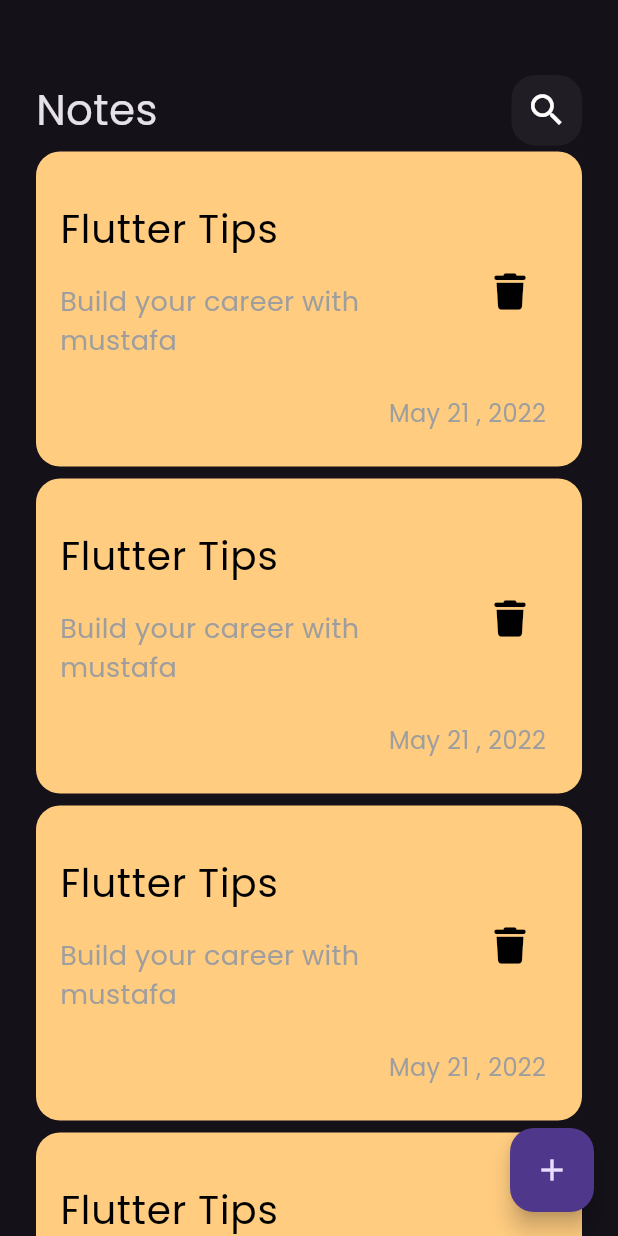
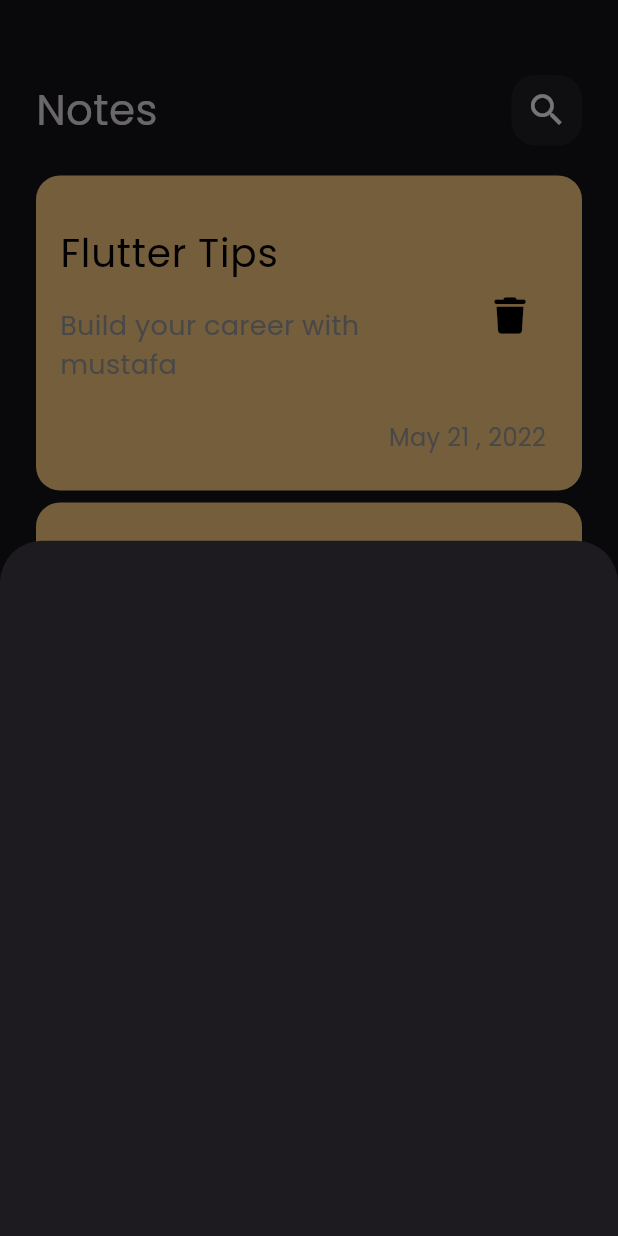
Before and after one commit to MustafaAmmarD/notes_app, a Flutter app: the screen it shows after launch, after a tap on the "add" icon, on a phone screen of 412 x 824 dp. Run offline on Flutter 3.47's test engine with Material 3 defaults, Android fonts, the phone set to English and light mode, and no system bars; our stand-ins replace font_awesome_flutter.

Commit message:
show model bottom sheet

```diff
--- a/lib/views/notes_view.dart
+++ b/lib/views/notes_view.dart
@@ -1,4 +1,5 @@
 import 'package:flutter/material.dart';
+import 'package:notes_app/views/widgets/add_note_bottom_sheet.dart';
 import 'package:notes_app/views/widgets/notes_view_body.dart';
 
 class NotesView extends StatelessWidget {
@@ -7,7 +8,15 @@ class NotesView extends StatelessWidget {
   @override
   Widget build(BuildContext context) {
     return Scaffold(
-      floatingActionButton: FloatingActionButton(onPressed: (){}, child: Icon(Icons.add),),
+      floatingActionButton: FloatingActionButton(onPressed: (){
+
+        showModalBottomSheet(context: context, builder: (context){
+
+          return AddNoteBottomSheet();
+
+        });
+
+      }, child: Icon(Icons.add),),
       body: NotesViewBody()
       );
   }
--- /dev/null
+++ b/lib/views/widgets/add_note_bottom_sheet.dart
@@ -0,0 +1,11 @@
+
+import 'package:flutter/material.dart';
+
+class AddNoteBottomSheet extends StatelessWidget {
+  const AddNoteBottomSheet({super.key});
+
+  @override
+  Widget build(BuildContext context) {
+    return Container();
+  }
+}
--- a/lib/views/widgets/notes_list_view.dart
+++ b/lib/views/widgets/notes_list_view.dart
@@ -7,11 +7,14 @@ class NotesListView extends StatelessWidget {
 
   @override
   Widget build(BuildContext context) {
-    return ListView.builder(itemBuilder: (context,index){
-      return Padding(
-        padding: const EdgeInsets.symmetric(vertical: 4),
-        child: NoteItem(),
-      );
-    });
+    return Padding(
+      padding: EdgeInsets.symmetric(vertical: 16),
+      child: ListView.builder(padding: EdgeInsets.zero,itemBuilder: (context,index){
+        return Padding(
+          padding: const EdgeInsets.symmetric(vertical: 4),
+          child: NoteItem(),
+        );
+      }),
+    );
   }
 }
```
